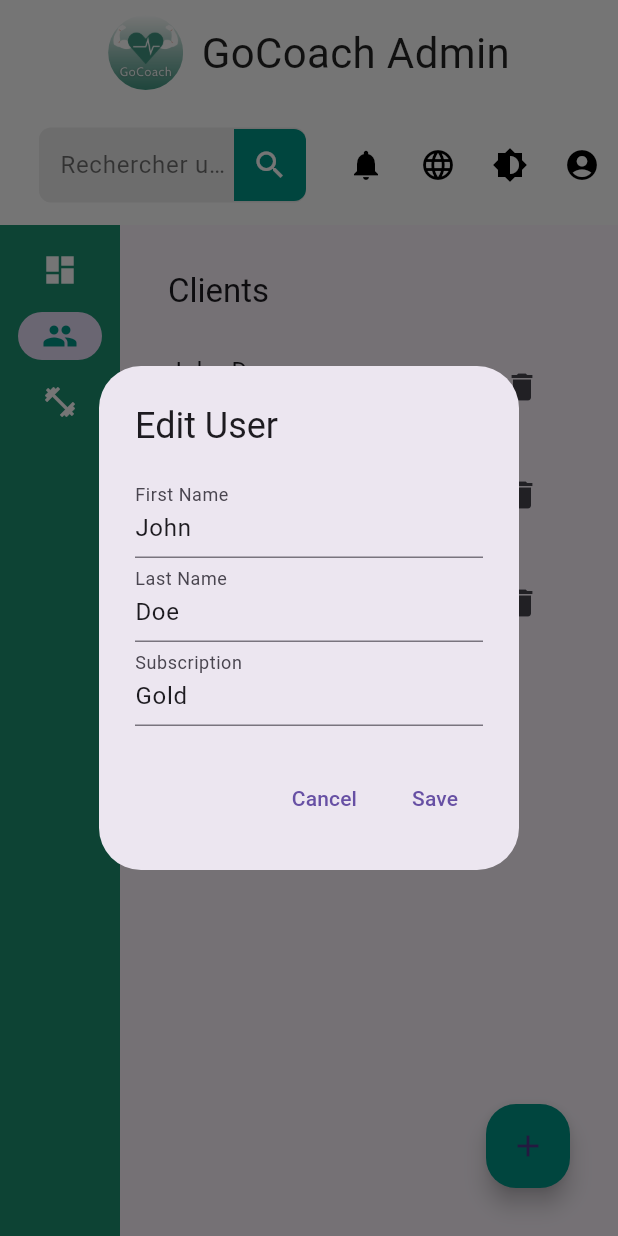
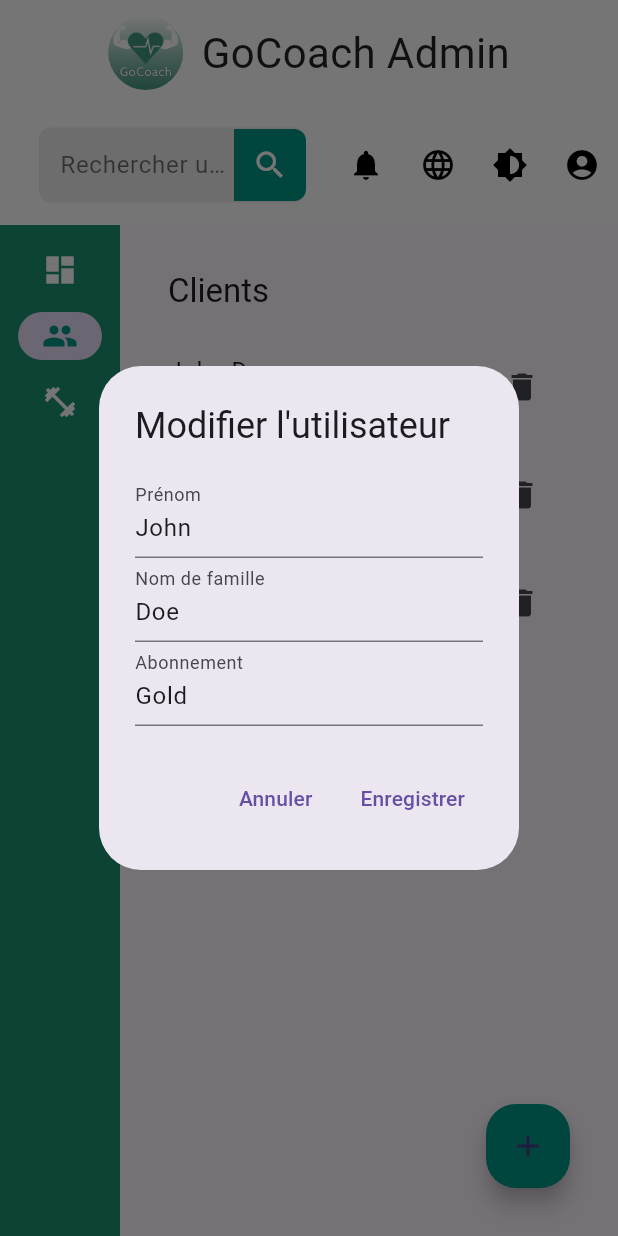
Before and after one commit to sassank/admin_gocoach, a Flutter app: the DashboardPage screen opened directly, after a tap on "Clients", after a tap on the "edit" icon, on a phone screen of 412 x 824 dp. Run offline on Flutter 3.47's test engine with Material 3 defaults, Android fonts, the phone set to English and light mode, and no system bars; our stand-ins replace firebase_core, firebase_messaging; accounts and stored records are empty.

Commit message:
add confirmation text

```diff
--- a/lib/pages/dashboard_page.dart
+++ b/lib/pages/dashboard_page.dart
@@ -1,4 +1,3 @@
-// lib/pages/dashboard_page.dart
 import 'package:flutter/material.dart';
 import 'package:provider/provider.dart';
 import 'users_page.dart';
@@ -221,156 +220,65 @@ class DashboardContent extends StatelessWidget {
 
   @override
   Widget build(BuildContext context) {
-    return const SingleChildScrollView(
+    return SingleChildScrollView(
+      child: Center(
         child: Wrap(
           spacing: 20.0, // Espace horizontal entre les cartes
           runSpacing: 20.0, // Espace vertical entre les cartes
           alignment: WrapAlignment.start, // Alignement des éléments en haut
           children: [
-          SizedBox(
+            buildDashboardCard(Icons.person_add, "Nouveaux abonnés", "45 ce mois", Colors.purple),
+            buildDashboardCard(Icons.school, "Coachs inscrits", "10", Colors.orange),
+            buildDashboardCard(Icons.star, "Programmes", "Crossfit", Colors.cyan),
+          ],
+        ),
+      ),
+    );
+  }
+
+  Widget buildDashboardCard(IconData icon, String title, String value, Color color) {
+    return SizedBox(
       width: 300,
       child: Card(
+        elevation: 5,
+        shape: RoundedRectangleBorder(
+          borderRadius: BorderRadius.circular(15),
+        ),
         child: Padding(
-                padding: EdgeInsets.all(18.0),
+          padding: const EdgeInsets.all(18.0),
           child: Column(
             crossAxisAlignment: CrossAxisAlignment.start,
             children: [
               Row(
                 children: [
-                        Icon(Icons.show_chart, size: 26.0),
-                        SizedBox(width: 15.0),
-                        Text(
-                          "Performance",
+                  Icon(icon, size: 30.0, color: color),
+                  const SizedBox(width: 15.0),
+                  Expanded(
+                    child: Text(
+                      title,
                       style: TextStyle(
-                            fontSize: 26.0,
+                        fontSize: 24.0,
                         fontWeight: FontWeight.bold,
+                        color: color,
+                      ),
+                      overflow: TextOverflow.ellipsis,
                     ),
                   )
                 ],
               ),
-                    SizedBox(height: 20.0),
+              const SizedBox(height: 20.0),
               Text(
-                      "78%",
+                value,
                 style: TextStyle(
                   fontSize: 36,
                   fontWeight: FontWeight.bold,
+                  color: color,
                 ),
               )
             ],
           ),
         ),
       ),
-          ),
-          SizedBox(
-            width: 300,
-            child: Card(
-              child: Padding(
-                padding: EdgeInsets.all(18.0),
-                child: Column(
-                  crossAxisAlignment: CrossAxisAlignment.start,
-                  children: [
-                    Row(
-                      children: [
-                        Icon(Icons.comment, size: 26.0, color: Colors.red),
-                        SizedBox(width: 15.0),
-                        Text(
-                          "Feedback",
-                          style: TextStyle(
-                            color: Colors.red,
-                            fontSize: 26.0,
-                            fontWeight: FontWeight.bold,
-                          ),
-                        )
-                      ],
-                    ),
-                    SizedBox(height: 20.0),
-                    Text(
-                      "32 Comments",
-                      style: TextStyle(
-                        color: Colors.red,
-                        fontSize: 36,
-                        fontWeight: FontWeight.bold,
-                      ),
-                    )
-                  ],
-                ),
-              ),
-            ),
-          ),
-          SizedBox(
-            width: 300,
-            child: Card(
-              child: Padding(
-                padding: EdgeInsets.all(18.0),
-                child: Column(
-                  crossAxisAlignment: CrossAxisAlignment.start,
-                  children: [
-                    Row(
-                      children: [
-                        Icon(Icons.people, size: 26.0, color: Colors.amber),
-                        SizedBox(width: 15.0),
-                        Text(
-                          "Clients",
-                          style: TextStyle(
-                            fontSize: 26.0,
-                            color: Colors.amber,
-                            fontWeight: FontWeight.bold,
-                          ),
-                        )
-                      ],
-                    ),
-                    SizedBox(height: 20.0),
-                    Text(
-                      "150",
-                      style: TextStyle(
-                        fontSize: 36,
-                        color: Colors.amber,
-                        fontWeight: FontWeight.bold,
-                      ),
-                    )
-                  ],
-                ),
-              ),
-            ),
-          ),
-          SizedBox(
-            width: 300,
-            child: Card(
-              child: Padding(
-                padding: EdgeInsets.all(18.0),
-                child: Column(
-                  crossAxisAlignment: CrossAxisAlignment.start,
-                  children: [
-                    Row(
-                      children: [
-                        Icon(Icons.attach_money, size: 26.0, color: Colors.green),
-                        SizedBox(width: 15.0),
-                        Text(
-                          "Revenue",
-                          style: TextStyle(
-                            fontSize: 26.0,
-                            color: Colors.green,
-                            fontWeight: FontWeight.bold,
-                          ),
-                        )
-                      ],
-                    ),
-                    SizedBox(height: 20.0),
-                    Text(
-                      "2,300 \$",
-                      style: TextStyle(
-                        fontSize: 36,
-                        color: Colors.green,
-                        fontWeight: FontWeight.bold,
-                      ),
-                    )
-                  ],
-                ),
-              ),
-            ),
-          ),
-        ],
-      ),
     );
   }
 }
--- a/lib/pages/events_page.dart
+++ b/lib/pages/events_page.dart
@@ -12,14 +12,14 @@ class EventsPage extends StatefulWidget {
 
 class EventsPageState extends State<EventsPage> {
   List<Event> events = [
-    Event(title: 'Yoga Session', description: 'A relaxing yoga session', date: DateTime.now().add(const Duration(days: 1))),
-    Event(title: 'Workout series', description: 'High-intensity interval training', date: DateTime.now().add(const Duration(days: 2))),
-    Event(title: 'Strength Training', description: 'Build muscle strength', date: DateTime.now().add(const Duration(days: 3))),
+    Event(title: 'Séance de Yoga', description: 'Une séance de yoga relaxante', date: DateTime.now().add(const Duration(days: 1))),
+    Event(title: 'Série d\'entraînements', description: 'Entraînement par intervalles à haute intensité', date: DateTime.now().add(const Duration(days: 2))),
+    Event(title: 'Entraînement de force', description: 'Développer la force musculaire', date: DateTime.now().add(const Duration(days: 3))),
   ];
 
   void _addEvent() {
     setState(() {
-      events.add(Event(title: 'New Event', description: '', date: DateTime.now()));
+      events.add(Event(title: 'Nouvel événement', description: '', date: DateTime.now()));
     });
   }
 
@@ -30,9 +30,28 @@ class EventsPageState extends State<EventsPage> {
   }
 
   void _deleteEvent(int index) {
-    setState(() {
-      events.removeAt(index);
-    });
+    showDialog(
+      context: context,
+      builder: (context) => AlertDialog(
+        title: const Text('Confirmer la suppression'),
+        content: const Text('Êtes-vous sûr de vouloir supprimer cet événement ?'),
+        actions: [
+          TextButton(
+            onPressed: () => Navigator.of(context).pop(),
+            child: const Text('Annuler'),
+          ),
+          TextButton(
+            onPressed: () {
+              setState(() {
+                events.removeAt(index);
+              });
+              Navigator.of(context).pop();
+            },
+            child: const Text('Supprimer'),
+          ),
+        ],
+      ),
+    );
   }
 
   @override
@@ -92,13 +111,13 @@ class EventsPageState extends State<EventsPage> {
       context: context,
       builder: (context) {
         return AlertDialog(
-          title: const Text('Edit Event'),
+          title: const Text('Modifier l\'événement'),
           content: Column(
             mainAxisSize: MainAxisSize.min,
             children: [
               TextField(
                 controller: titleController,
-                decoration: const InputDecoration(labelText: 'Title'),
+                decoration: const InputDecoration(labelText: 'Titre'),
               ),
               TextField(
                 controller: descriptionController,
@@ -126,10 +145,16 @@ class EventsPageState extends State<EventsPage> {
               onPressed: () {
                 Navigator.of(context).pop();
               },
-              child: const Text('Cancel'),
+              child: const Text('Annuler'),
             ),
             TextButton(
               onPressed: () {
+                if (titleController.text.isEmpty || descriptionController.text.isEmpty || dateController.text.isEmpty) {
+                  ScaffoldMessenger.of(context).showSnackBar(
+                    const SnackBar(content: Text('Veuillez remplir tous les champs')),
+                  );
+                  return;
+                }
                 _editEvent(index, Event(
                   title: titleController.text,
                   description: descriptionController.text,
@@ -137,7 +162,7 @@ class EventsPageState extends State<EventsPage> {
                 ));
                 Navigator.of(context).pop();
               },
-              child: const Text('Save'),
+              child: const Text('Enregistrer'),
             ),
           ],
         );
--- a/lib/pages/users_page.dart
+++ b/lib/pages/users_page.dart
@@ -30,9 +30,28 @@ class UsersPageState extends State<UsersPage> {
   }
 
   void _deleteUser(int index) {
-    setState(() {
-      users.removeAt(index);
-    });
+    showDialog(
+      context: context,
+      builder: (context) => AlertDialog(
+        title: const Text('Confirmer la suppression'),
+        content: const Text('Êtes-vous sûr de vouloir supprimer cet utilisateur ?'),
+        actions: [
+          TextButton(
+            onPressed: () => Navigator.of(context).pop(),
+            child: const Text('Annuler'),
+          ),
+          TextButton(
+            onPressed: () {
+              setState(() {
+                users.removeAt(index);
+              });
+              Navigator.of(context).pop();
+            },
+            child: const Text('Supprimer'),
+          ),
+        ],
+      ),
+    );
   }
 
   @override
@@ -51,7 +70,7 @@ class UsersPageState extends State<UsersPage> {
         itemBuilder: (context, index) {
           return ListTile(
             title: Text('${filteredUsers[index].firstName} ${filteredUsers[index].lastName}'),
-            subtitle: Text('Subscription: ${filteredUsers[index].subscription}'),
+            subtitle: Text('Abonnement: ${filteredUsers[index].subscription}'),
             trailing: Row(
               mainAxisSize: MainAxisSize.min,
               children: [
@@ -92,21 +111,21 @@ class UsersPageState extends State<UsersPage> {
       context: context,
       builder: (context) {
         return AlertDialog(
-          title: const Text('Edit User'),
+          title: const Text('Modifier l\'utilisateur'),
           content: Column(
             mainAxisSize: MainAxisSize.min,
             children: [
               TextField(
                 controller: firstNameController,
-                decoration: const InputDecoration(labelText: 'First Name'),
+                decoration: const InputDecoration(labelText: 'Prénom'),
               ),
               TextField(
                 controller: lastNameController,
-                decoration: const InputDecoration(labelText: 'Last Name'),
+                decoration: const InputDecoration(labelText: 'Nom de famille'),
               ),
               TextField(
                 controller: subscriptionController,
-                decoration: const InputDecoration(labelText: 'Subscription'),
+                decoration: const InputDecoration(labelText: 'Abonnement'),
               ),
             ],
           ),
@@ -115,10 +134,16 @@ class UsersPageState extends State<UsersPage> {
               onPressed: () {
                 Navigator.of(context).pop();
               },
-              child: const Text('Cancel'),
+              child: const Text('Annuler'),
             ),
             TextButton(
               onPressed: () {
+                if (firstNameController.text.isEmpty || lastNameController.text.isEmpty || subscriptionController.text.isEmpty) {
+                  ScaffoldMessenger.of(context).showSnackBar(
+                    const SnackBar(content: Text('Veuillez remplir tous les champs')),
+                  );
+                  return;
+                }
                 _editUser(index, User(
                   firstName: firstNameController.text,
                   lastName: lastNameController.text,
@@ -126,7 +151,7 @@ class UsersPageState extends State<UsersPage> {
                 ));
                 Navigator.of(context).pop();
               },
-              child: const Text('Save'),
+              child: const Text('Enregistrer'),
             ),
           ],
         );
```
Lines whose indentation alone changed are shown as unchanged.
